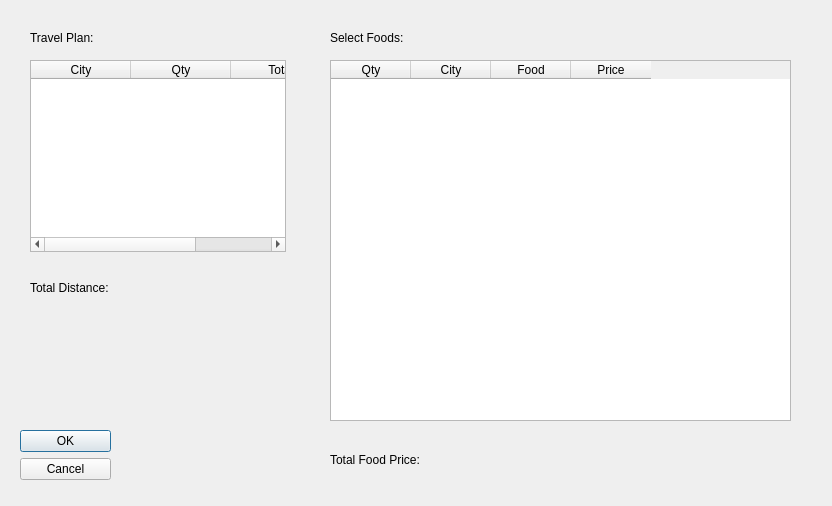
Above: routedisplayer.ui from tsukidan/CS1D-Project-1 before the change. Below: the same form after it.
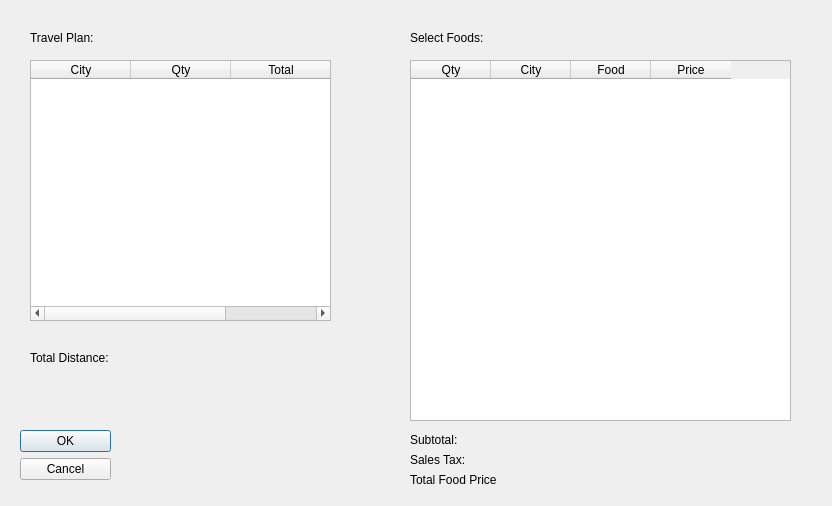
That is the form after the change.

Commit message: Updated routedisplayer to meet all requirements for project.  Removed extraneous files.

```diff
--- a/routedisplayer.ui
+++ b/routedisplayer.ui
@@ -34,8 +34,8 @@
     <rect>
      <x>30</x>
      <y>60</y>
-     <width>256</width>
-     <height>192</height>
+     <width>301</width>
+     <height>261</height>
     </rect>
    </property>
    <column>
@@ -58,7 +58,7 @@
    <property name="geometry">
     <rect>
      <x>30</x>
-     <y>280</y>
+     <y>350</y>
      <width>101</width>
      <height>16</height>
     </rect>
@@ -70,8 +70,8 @@
   <widget class="QLabel" name="TotalDistance">
    <property name="geometry">
     <rect>
-     <x>140</x>
-     <y>280</y>
+     <x>130</x>
+     <y>350</y>
      <width>51</width>
      <height>20</height>
     </rect>
@@ -83,7 +83,7 @@
   <widget class="QLabel" name="label_2">
    <property name="geometry">
     <rect>
-     <x>330</x>
+     <x>410</x>
      <y>30</y>
      <width>211</width>
      <height>16</height>
@@ -109,9 +109,9 @@
   <widget class="QTableWidget" name="SelectFoodTable">
    <property name="geometry">
     <rect>
-     <x>330</x>
+     <x>410</x>
      <y>60</y>
-     <width>461</width>
+     <width>381</width>
      <height>361</height>
     </rect>
    </property>
@@ -148,11 +148,76 @@
     </property>
    </column>
   </widget>
+  <widget class="QLabel" name="Subtotal">
+   <property name="geometry">
+    <rect>
+     <x>540</x>
+     <y>430</y>
+     <width>51</width>
+     <height>20</height>
+    </rect>
+   </property>
+   <property name="text">
+    <string/>
+   </property>
+  </widget>
+  <widget class="QLabel" name="SubtotalLabel">
+   <property name="geometry">
+    <rect>
+     <x>410</x>
+     <y>430</y>
+     <width>121</width>
+     <height>20</height>
+    </rect>
+   </property>
+   <property name="text">
+    <string>Subtotal:</string>
+   </property>
+  </widget>
+  <widget class="QLabel" name="SalesTaxLabel">
+   <property name="geometry">
+    <rect>
+     <x>410</x>
+     <y>450</y>
+     <width>121</width>
+     <height>20</height>
+    </rect>
+   </property>
+   <property name="text">
+    <string>Sales Tax:</string>
+   </property>
+  </widget>
+  <widget class="QLabel" name="SalesTax">
+   <property name="geometry">
+    <rect>
+     <x>540</x>
+     <y>450</y>
+     <width>51</width>
+     <height>20</height>
+    </rect>
+   </property>
+   <property name="text">
+    <string/>
+   </property>
+  </widget>
+  <widget class="QLabel" name="TotalFoodPriLabel">
+   <property name="geometry">
+    <rect>
+     <x>410</x>
+     <y>470</y>
+     <width>121</width>
+     <height>20</height>
+    </rect>
+   </property>
+   <property name="text">
+    <string>Total Food Price</string>
+   </property>
+  </widget>
   <widget class="QLabel" name="TotalFoodPrice">
    <property name="geometry">
     <rect>
-     <x>460</x>
-     <y>450</y>
+     <x>540</x>
+     <y>470</y>
      <width>51</width>
      <height>20</height>
     </rect>
@@ -161,19 +226,6 @@
     <string/>
    </property>
   </widget>
-  <widget class="QLabel" name="label_4">
-   <property name="geometry">
-    <rect>
-     <x>330</x>
-     <y>450</y>
-     <width>121</width>
-     <height>20</height>
-    </rect>
-   </property>
-   <property name="text">
-    <string>Total Food Price:</string>
-   </property>
-  </widget>
  </widget>
  <resources/>
  <connections>
```
The commit also changes 19 other files.
